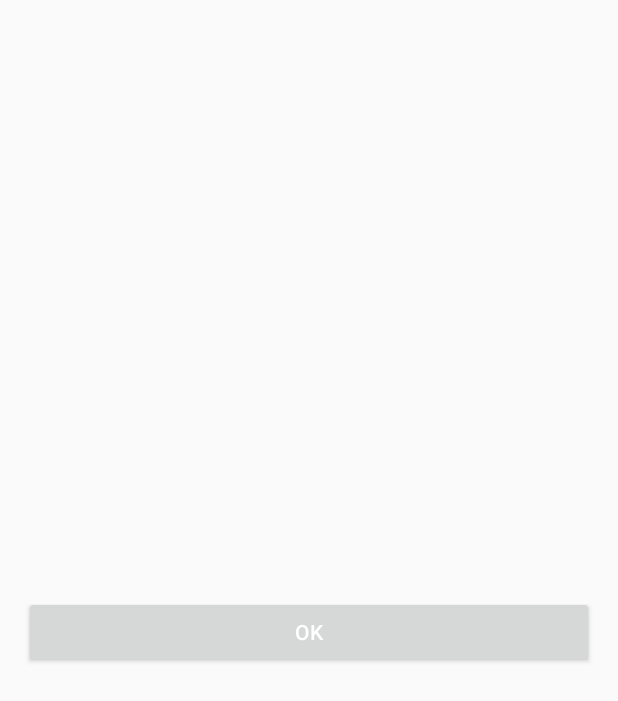
After one commit to irvinemanouana/smartjug, an Android app: the layout alert_layout.xml on its own in the app's theme, with its tools: preview values and no code run, on a phone screen of 412 x 824 dp. The commit adds this screen. Shown: the top 701 px of the screen. Run offline under Robolectric (Android 15) with nearby library versions, the phone set to English and light mode, and no system bars.

Commit message:
Register available and alertDialog

```diff
--- a/app/build.gradle
+++ b/app/build.gradle
@@ -28,4 +28,7 @@ dependencies {
     // Retrofit & OkHttp
     compile 'com.squareup.retrofit:retrofit:1.9.0'
     compile 'com.squareup.okhttp:okhttp:2.7.2'
+    //GoogleClientApi
+    compile 'com.google.android.gms:play-services:8.4.0'
+
 }
--- a/app/src/main/java/com/dev/christopher/smartjug/LoginActivity.java
+++ b/app/src/main/java/com/dev/christopher/smartjug/LoginActivity.java
@@ -25,13 +25,11 @@ import retrofit.client.Response;
 public class LoginActivity extends AppCompatActivity {
     private Button loginButton,registerButton;
     private EditText emailEditText,passwEditText;
-    private Util util;
     private String email,password;
 
 
     @Override
     protected void onStart() {
-        util = new Util();
         super.onStart();
     }
 
@@ -52,9 +50,9 @@ public class LoginActivity extends AppCompatActivity {
                 email = emailEditText.getText().toString();
                 password = passwEditText.getText().toString();
 
-                if (util.checkloginForm(email,password)){
+                if (Util.checkloginForm(email,password)){
 
-                    if (util.checkMailAddress(email)){
+                    if (Util.checkMailAddress(email)){
                         UserInterfaceClient client = ServiceGenerator.createService(UserInterfaceClient.class);
                         LoginModel loginModel = new LoginModel(email,password);
                         client.getUserInfo(loginModel, new Callback<User>() {
--- a/app/src/main/java/com/dev/christopher/smartjug/interfaceClient/userInterfaceClient.java
+++ b/app/src/main/java/com/dev/christopher/smartjug/interfaceClient/userInterfaceClient.java
@@ -1,6 +1,7 @@
 package com.dev.christopher.smartjug.interfaceClient;
 
 import com.dev.christopher.smartjug.model.LoginModel;
+import com.dev.christopher.smartjug.model.RegisterModel;
 import com.dev.christopher.smartjug.model.User;
 
 import org.json.JSONObject;
@@ -19,4 +20,7 @@ public interface UserInterfaceClient {
     @POST("/user/login")
     void getUserInfo(@Body LoginModel loginModel, Callback<User> userCallback);
 
+    @POST("/user/create")
+    void createUser(@Body RegisterModel model, Callback<User> userCallback);
+
 }
--- /dev/null
+++ b/app/src/main/res/layout/alert_layout.xml
@@ -0,0 +1,24 @@
+<?xml version="1.0" encoding="utf-8"?>
+<RelativeLayout xmlns:android="http://schemas.android.com/apk/res/android"
+    android:orientation="vertical" android:layout_width="match_parent"
+    android:layout_height="match_parent">
+    <LinearLayout
+        android:layout_centerHorizontal="true"
+        android:layout_centerVertical="true"
+        android:padding="@dimen/activity_horizontal_margin"
+        android:orientation="vertical"
+        android:layout_width="match_parent"
+        android:layout_height="wrap_content">
+        <TextView
+            android:id="@+id/message"
+            android:layout_width="wrap_content"
+            android:layout_height="wrap_content" />
+        <Button
+            android:id="@+id/actionbuttton"
+            android:text="@string/ok_button"
+            android:textColor="@color/white"
+            android:layout_width="match_parent"
+            android:layout_height="wrap_content" />
+    </LinearLayout>
+
+</RelativeLayout>
--- a/app/src/main/res/values/colors.xml
+++ b/app/src/main/res/values/colors.xml
@@ -3,4 +3,5 @@
     <color name="colorPrimary">#3F51B5</color>
     <color name="colorPrimaryDark">#303F9F</color>
     <color name="colorAccent">#FF4081</color>
+    <color name="white">#FFF</color>
 </resources>
```
Also changed, not shown: app/src/main/java/com/dev/christopher/smartjug/Register1Fragment.java (+79 -2 lines), app/src/main/java/com/dev/christopher/smartjug/dialog/MessageAlertDialog.java (added, +63 -0 lines), app/src/main/java/com/dev/christopher/smartjug/model/RegisterModel.java (added, +39 -0 lines), app/src/main/java/com/dev/christopher/smartjug/model/user.java (+13 -12 lines), app/src/main/java/com/dev/christopher/smartjug/utility/Tag.java (added, +8 -0 lines), app/src/main/java/com/dev/christopher/smartjug/utility/util.java (+11 -2 lines), app/src/main/res/values/strings.xml (+6 -2 lines).
